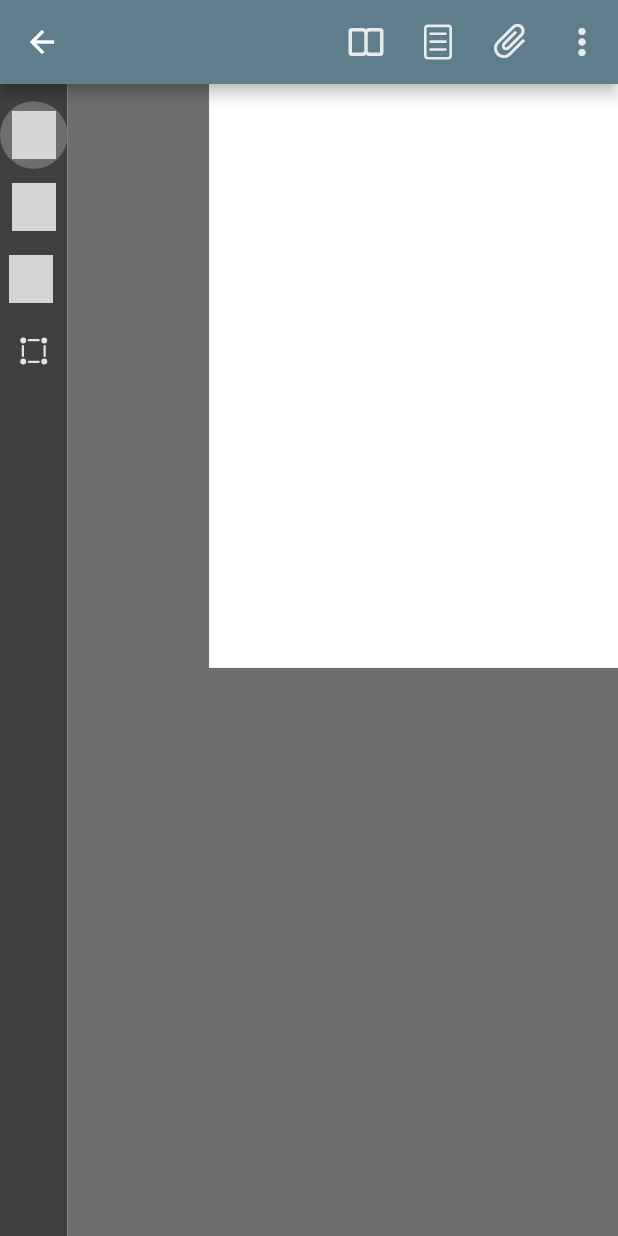
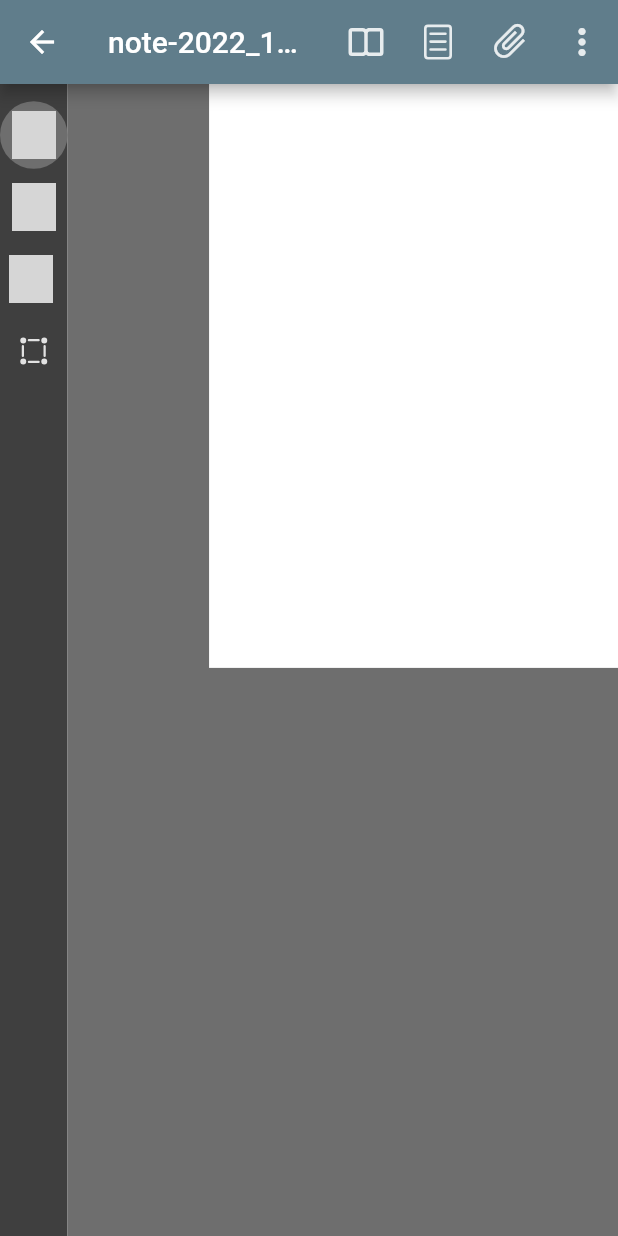
Before and after one commit to Lukas-Heiligenbrunner/Notes, a Flutter app: the screen it shows after launch, after a tap on the "edit calendar" icon, on a phone screen of 412 x 824 dp. Run offline on Flutter 3.47's test engine with Material 2 defaults, Android fonts, the phone set to English and light mode, and no system bars; our stand-ins replace fluentui_system_icons, sqflite, sqflite_common_ffi; missing offline and left inert: adwaita_icons, iconify_flutter; accounts and stored records are empty; grey boxes are pictures that could not be loaded.

```diff
--- a/lib/app.dart
+++ b/lib/app.dart
@@ -1,8 +1,8 @@
 import 'package:flutter/material.dart';
-import 'package:notes/context/file_change_notifier.dart';
 import 'package:provider/provider.dart';
 
 import 'canvas/drawing_page.dart';
+import 'context/file_change_notifier.dart';
 import 'pages/all_notes_page.dart';
 import 'widgets/collapse_drawer.dart';
 
@@ -51,13 +51,17 @@ class _AppState extends State<App> {
         return FloatingActionButton(
           onPressed: () async {
             final now = DateTime.now();
-            String filename =
-                'note-${now.year}_${now.month}_${now.day}-${now.hour}_${now.minute}.dbnote';
+            final name =
+                'note-${now.year}_${now.month}_${now.day}-${now.hour}_${now.minute}';
+            final filename = '$name.dbnote';
 
             Navigator.push(
               context,
               MaterialPageRoute(
-                builder: (ctx) => DrawingPage(filePath: filename),
+                builder: (ctx) => DrawingPage(
+                  filePath: filename,
+                  name: name,
+                ),
               ),
             ).then((value) =>
                 Provider.of<FileChangeNotifier>(context, listen: false)
--- a/lib/canvas/document_types.dart
+++ b/lib/canvas/document_types.dart
@@ -35,6 +35,7 @@ class Stroke {
   }
 
   Stroke.fromPoints(this.points, this.id, this.color);
+
   Stroke(this.id, this.color);
 }
 
--- a/lib/canvas/drawing_page.dart
+++ b/lib/canvas/drawing_page.dart
@@ -1,22 +1,25 @@
 import 'dart:math';
 import 'dart:ui';
+
 import 'package:fluentui_system_icons/fluentui_system_icons.dart';
 import 'package:flutter/gestures.dart';
 import 'package:flutter/material.dart';
-import 'package:notes/savesystem/note_file.dart';
+
+import '../savesystem/note_file.dart';
+import '../widgets/icon_material_button.dart';
+import '../widgets/tool_bar.dart';
 import 'my_painter.dart';
 import 'paint_controller.dart';
 import 'screen_document_mapping.dart';
-
-import '../widgets/icon_material_button.dart';
-import '../widgets/tool_bar.dart';
 
 /// Handles input events and draws canvas element
 class DrawingPage extends StatefulWidget {
   // path to the .dbnote file
   final String filePath;
+  final String name;
 
-  const DrawingPage({Key? key, required this.filePath}) : super(key: key);
+  const DrawingPage({Key? key, required this.filePath, required this.name})
+      : super(key: key);
 
   @override
   State<DrawingPage> createState() => _DrawingPageState();
@@ -53,7 +56,10 @@ class _DrawingPageState extends State<DrawingPage> {
   @override
   Widget build(BuildContext context) {
     return Scaffold(
-      appBar: AppBar(backgroundColor: Colors.blueGrey, actions: [
+      appBar: AppBar(
+          backgroundColor: Colors.blueGrey,
+          title: Text(widget.name),
+          actions: [
             IconMaterialButton(
               icon: const Icon(FluentIcons.book_open_48_filled),
               color: const Color.fromRGBO(255, 255, 255, .85),
@@ -110,7 +116,7 @@ class _DrawingPageState extends State<DrawingPage> {
         setState(() {
           offset = Offset((-canvasWidth * zoom) + canvasWidth, newOffset.dy);
         });
-        print(offset);
+        debugPrint(offset.toString());
       } else {
         setState(() {
           offset = offset + delta;
--- a/lib/canvas/my_painter.dart
+++ b/lib/canvas/my_painter.dart
@@ -1,8 +1,9 @@
 import 'dart:math';
 
 import 'package:flutter/material.dart';
-import 'package:notes/canvas/paint_controller.dart';
-import 'package:notes/canvas/screen_document_mapping.dart';
+
+import 'paint_controller.dart';
+import 'screen_document_mapping.dart';
 
 final Rect a4Page =
     Rect.fromPoints(const Offset(.0, .0), const Offset(210, 210 * sqrt2));
--- a/lib/canvas/paint_controller.dart
+++ b/lib/canvas/paint_controller.dart
@@ -1,5 +1,6 @@
 import 'dart:math';
 import 'dart:ui';
+
 import 'package:flutter/gestures.dart';
 import 'package:flutter/material.dart';
 
--- a/lib/savesystem/line_loader.dart
+++ b/lib/savesystem/line_loader.dart
@@ -1,7 +1,7 @@
 import 'package:flutter/material.dart';
 
+import '../canvas/document_types.dart';
 import 'note_file.dart';
-import '../canvas/document_types.dart';
 
 extension LineLoading on NoteFile {
   Future<List<Stroke>> loadStrokes() async {
--- a/lib/savesystem/note_file.dart
+++ b/lib/savesystem/note_file.dart
@@ -1,7 +1,8 @@
 import 'dart:io';
 
-import 'package:notes/savesystem/path.dart';
 import 'package:sqflite/sqflite.dart';
+
+import 'path.dart';
 
 class NoteFile {
   late Database _db;
--- a/lib/widgets/collapse_drawer.dart
+++ b/lib/widgets/collapse_drawer.dart
@@ -1,8 +1,9 @@
 import 'package:fluentui_system_icons/fluentui_system_icons.dart';
 import 'package:flutter/material.dart';
-import 'package:notes/context/file_change_notifier.dart';
-import 'package:notes/widgets/drawer_item.dart';
 import 'package:provider/provider.dart';
+
+import '../context/file_change_notifier.dart';
+import 'drawer_item.dart';
 
 enum View { all, shared, recycle, folders }
 
--- a/lib/widgets/note_tile.dart
+++ b/lib/widgets/note_tile.dart
@@ -24,7 +24,8 @@ class NoteTile extends StatelessWidget {
         Navigator.push(
           context,
           MaterialPageRoute(
-            builder: (context) => DrawingPage(filePath: data.relativePath),
+            builder: (context) =>
+                DrawingPage(filePath: data.relativePath, name: data.name),
           ),
         ).then((value) =>
             Provider.of<FileChangeNotifier>(context, listen: false)
```
Also changed, not shown: analysis_options.yaml (+10 -1 lines), lib/pages/all_notes_page.dart (+4 -3 lines). Lines whose indentation alone changed are shown as unchanged.
